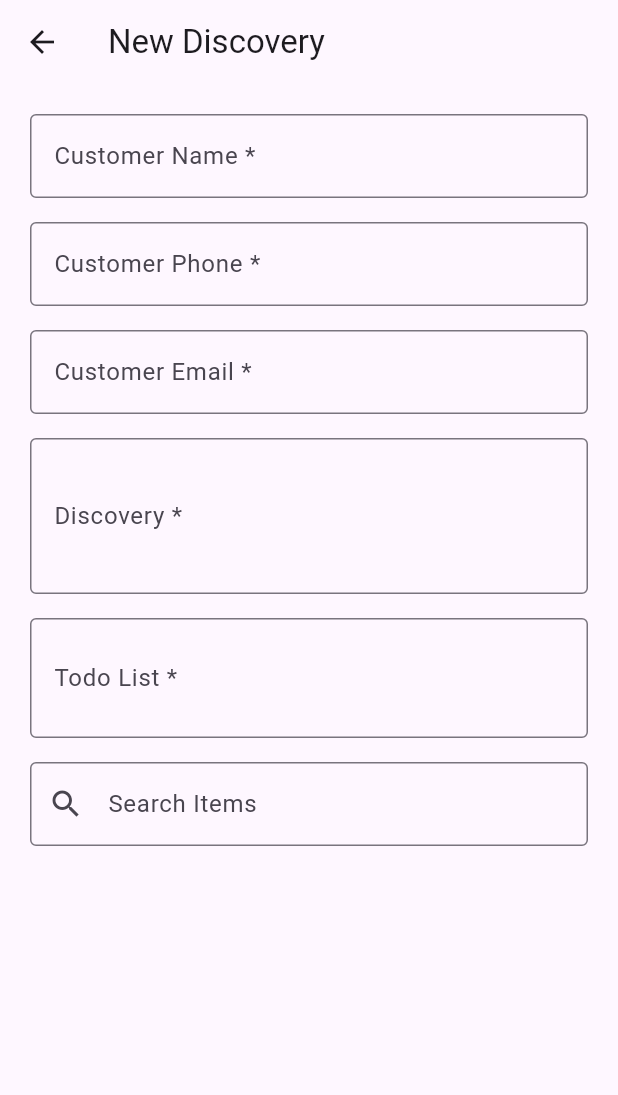
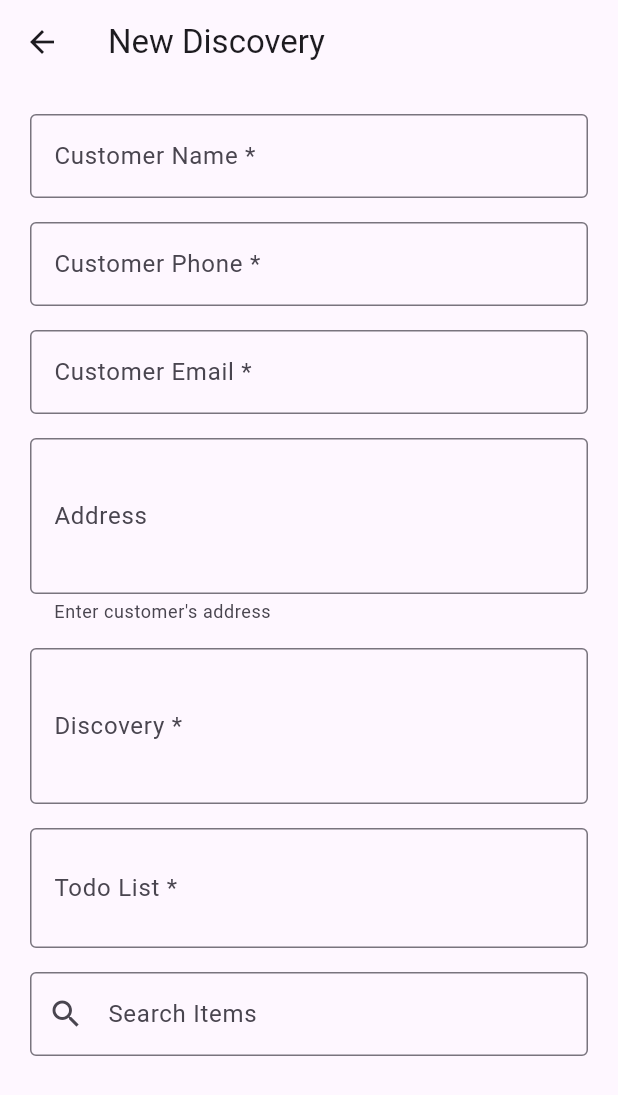
Before and after one commit to fcendesu/handimobil, a Flutter app: the DiscoveryPage screen opened directly, on a phone screen of 412 x 824 dp. Shown: the top 1095 px of the screen. Run offline on Flutter 3.47's test engine with Material 3 defaults, Android fonts, the light colour scheme and no system bars; our stand-ins replace get, get_storage, image_picker; accounts and stored records are empty; network calls fail.

Commit message:
add address field to discovery form and controller

```diff
--- a/lib/controllers/discovery_controller.dart
+++ b/lib/controllers/discovery_controller.dart
@@ -46,6 +46,7 @@ class DiscoveryController extends GetxController {
     required String customerEmail,
     required String discovery,
     required String todoList,
+    String? address, // Add this parameter
     String? noteToCustomer,
     String? noteToHandi,
     String? paymentMethod,
@@ -92,6 +93,7 @@ class DiscoveryController extends GetxController {
         'customer_email': customerEmail,
         'discovery': discovery,
         'todo_list': todoList,
+        if (address?.isNotEmpty ?? false) 'address': address!, // Add this field
         if (noteToCustomer?.isNotEmpty ?? false)
           'note_to_customer': noteToCustomer!,
         if (noteToHandi?.isNotEmpty ?? false) 'note_to_handi': noteToHandi!,
--- a/lib/views/discovery_page.dart
+++ b/lib/views/discovery_page.dart
@@ -11,6 +11,8 @@ class DiscoveryPage extends StatelessWidget {
   final TextEditingController customerNameController = TextEditingController();
   final TextEditingController customerPhoneController = TextEditingController();
   final TextEditingController customerEmailController = TextEditingController();
+  final TextEditingController addressController =
+      TextEditingController(); // Add the address controller
   final TextEditingController discoveryTextController =
       TextEditingController(); // Renamed to avoid conflict
   final TextEditingController todoListController = TextEditingController();
@@ -69,6 +71,16 @@ class DiscoveryPage extends StatelessWidget {
                 border: OutlineInputBorder(),
               ),
               keyboardType: TextInputType.emailAddress,
+            ),
+            const SizedBox(height: 16),
+            TextField(
+              controller: addressController,
+              maxLines: 3,
+              decoration: const InputDecoration(
+                labelText: 'Address',
+                helperText: 'Enter customer\'s address',
+                border: OutlineInputBorder(),
+              ),
             ),
             const SizedBox(height: 16),
             TextField(
@@ -160,7 +172,6 @@ class DiscoveryPage extends StatelessWidget {
               decoration: const InputDecoration(
                 labelText: 'Service Cost',
                 border: OutlineInputBorder(),
-                prefixText: '\$',
               ),
               keyboardType:
                   const TextInputType.numberWithOptions(decimal: true),
@@ -171,7 +182,6 @@ class DiscoveryPage extends StatelessWidget {
               decoration: const InputDecoration(
                 labelText: 'Transportation Cost',
                 border: OutlineInputBorder(),
-                prefixText: '\$',
               ),
               keyboardType:
                   const TextInputType.numberWithOptions(decimal: true),
@@ -182,7 +192,6 @@ class DiscoveryPage extends StatelessWidget {
               decoration: const InputDecoration(
                 labelText: 'Labor Cost',
                 border: OutlineInputBorder(),
-                prefixText: '\$',
               ),
               keyboardType:
                   const TextInputType.numberWithOptions(decimal: true),
@@ -193,7 +202,6 @@ class DiscoveryPage extends StatelessWidget {
               decoration: const InputDecoration(
                 labelText: 'Extra Fee',
                 border: OutlineInputBorder(),
-                prefixText: '\$',
               ),
               keyboardType:
                   const TextInputType.numberWithOptions(decimal: true),
@@ -215,7 +223,6 @@ class DiscoveryPage extends StatelessWidget {
               decoration: const InputDecoration(
                 labelText: 'Discount Amount',
                 border: OutlineInputBorder(),
-                prefixText: '\$',
               ),
               keyboardType:
                   const TextInputType.numberWithOptions(decimal: true),
@@ -244,6 +251,8 @@ class DiscoveryPage extends StatelessWidget {
                             customerName: customerNameController.text.trim(),
                             customerPhone: customerPhoneController.text.trim(),
                             customerEmail: customerEmailController.text.trim(),
+                            address:
+                                addressController.text.trim(), // Add this line
                             discovery: discoveryTextController.text.trim(),
                             todoList: todoListController.text.trim(),
                             noteToCustomer:
@@ -269,6 +278,7 @@ class DiscoveryPage extends StatelessWidget {
                             customerNameController.clear();
                             customerPhoneController.clear();
                             customerEmailController.clear();
+                            addressController.clear(); // Add address clearing
                             discoveryTextController.clear();
                             todoListController.clear();
                             noteToCustomerController.clear();
```
